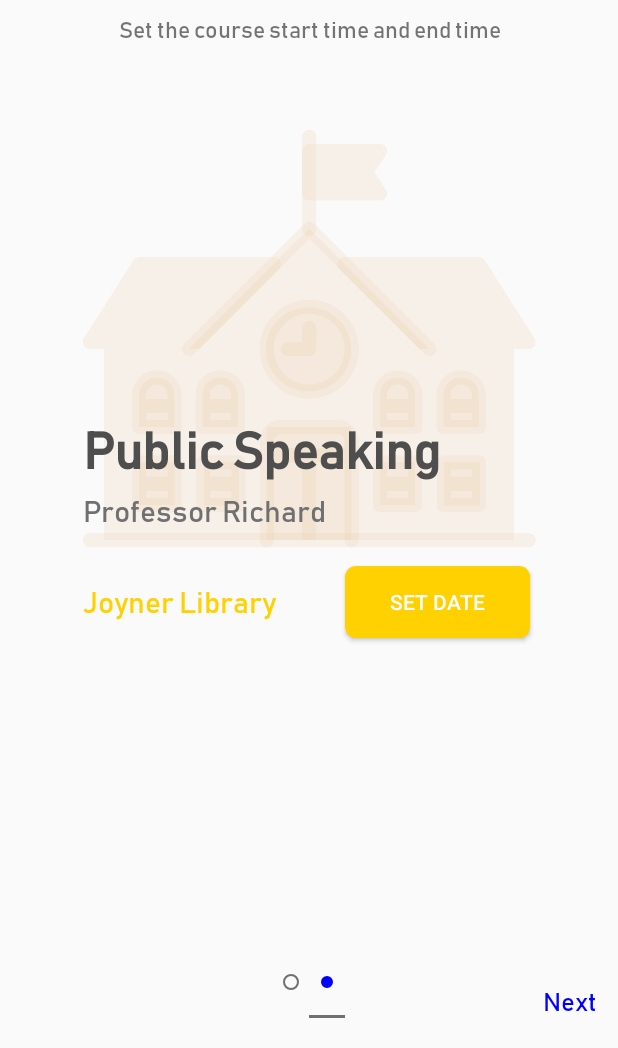
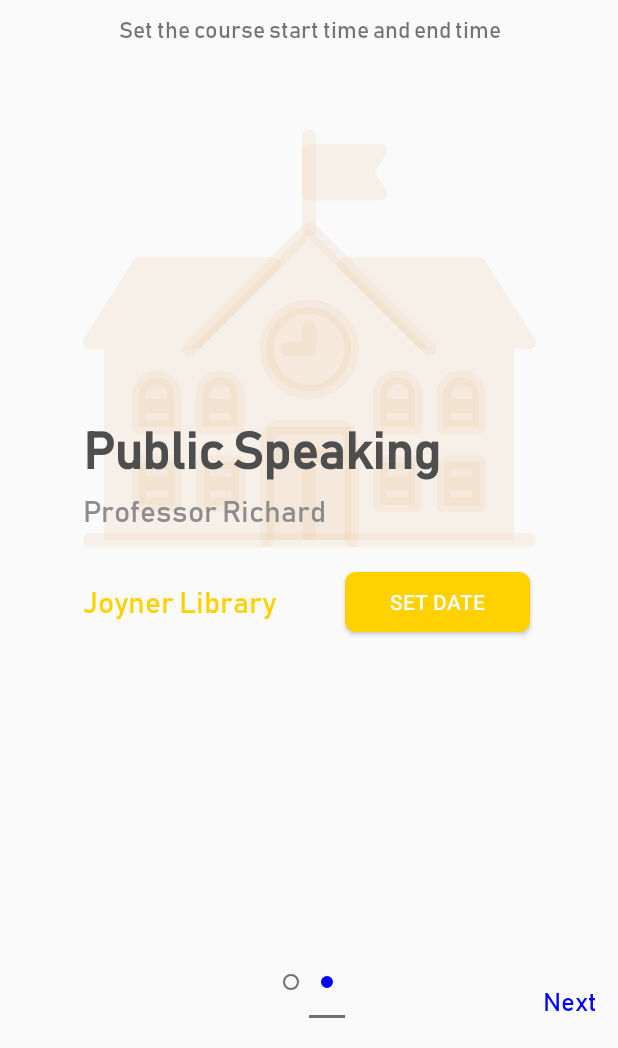
Before and after one commit to cleverSheep/Check-In, an Android app: the screen it shows after launch (MainActivity), item 2 of the bottom bar chosen, on a phone screen of 412 x 824 dp, the part 188-1236 px from its top. Run offline under Robolectric (Android 15) with nearby library versions, the phone set to English and light mode, and no system bars.

Commit message:
setup date fragment

```diff
--- a/app/src/main/res/layout/adjust_check_in_time_fragment.xml
+++ b/app/src/main/res/layout/adjust_check_in_time_fragment.xml
@@ -49,7 +49,7 @@
         android:layout_marginBottom="44dp"
         android:fontFamily="@font/bahnscrift"
         android:text="Public Speaking"
-        android:textColor="@color/colorGray"
+        android:textColor="@color/colorDarkGray"
         android:textSize="34sp"
         android:textStyle="bold"
         app:layout_constraintBottom_toBottomOf="@+id/imageView2"
@@ -63,7 +63,7 @@
         android:layout_marginBottom="11dp"
         android:fontFamily="@font/bahnscrift"
         android:text="Professor Richard"
-        android:textColor="@color/colorAccent"
+        android:textColor="@color/colorLightGray"
         android:textSize="20sp"
         android:textStyle="normal"
         app:layout_constraintBottom_toBottomOf="@+id/imageView2"
@@ -84,14 +84,13 @@
 
     <Button
         android:layout_width="wrap_content"
-        android:layout_height="wrap_content"
-        android:layout_marginTop="23dp"
+        android:layout_height="40dp"
         android:layout_marginEnd="4dp"
         android:background="@drawable/btn_background"
         android:text="Set Date"
         android:textColor="#FFF"
         app:layout_constraintBottom_toBottomOf="@+id/tv_define_radius"
         app:layout_constraintEnd_toEndOf="@+id/imageView2"
-        app:layout_constraintTop_toBottomOf="@+id/imageView2" />
+        app:layout_constraintTop_toTopOf="@+id/tv_define_radius" />
 
 </androidx.constraintlayout.widget.ConstraintLayout>
--- a/app/src/main/res/values/colors.xml
+++ b/app/src/main/res/values/colors.xml
@@ -4,6 +4,7 @@
     <color name="colorPrimaryDark">#FFDE4D</color>
     <color name="colorDarkYellow">#FFD100</color>
     <color name="colorAccent">#707070</color>
-    <color name="colorGray">#4E4E4E</color>
+    <color name="colorLightGray">#8D8D8D</color>
+    <color name="colorDarkGray">#4E4E4E</color>
     <color name="colorHighlight">#0000FF</color>
 </resources>
```
